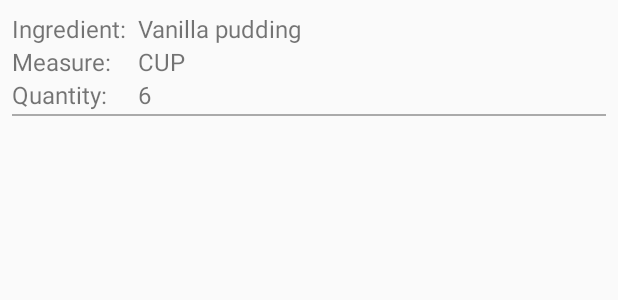
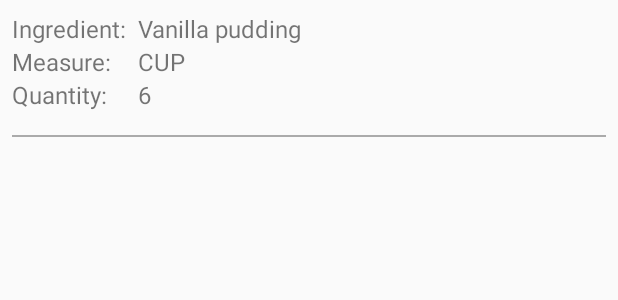
Before and after one commit to supryn/BakingApp, an Android app: the layout ingredient_list_item.xml on its own in the app's theme, with its tools: preview values and no code run, on a phone screen of 412 x 824 dp. Shown: the top 300 px of the screen. Run offline under Robolectric (Android 15) with nearby library versions, the phone set to English and light mode, and no system bars; network calls fail.

Commit message:
Added comments. Removed unused imports.

```diff
--- a/app/src/main/java/com/udacity/android/bakingapp/ui/BakingWidgetProvider.java
+++ b/app/src/main/java/com/udacity/android/bakingapp/ui/BakingWidgetProvider.java
@@ -17,7 +17,8 @@ import com.udacity.android.bakingapp.R;
 import com.udacity.android.bakingapp.ui.detail.StepDetailActivity;
 
 /**
- * Implementation of App Widget functionality.
+ * Implementation class for Baking Widget, displaying the individual steps for a Recipe.
+ *
  */
 public class BakingWidgetProvider extends AppWidgetProvider {
 
--- a/app/src/main/java/com/udacity/android/bakingapp/ui/main/MainActivity.java
+++ b/app/src/main/java/com/udacity/android/bakingapp/ui/main/MainActivity.java
@@ -5,7 +5,6 @@ import android.os.Bundle;
 import androidx.appcompat.app.AppCompatActivity;
 
 import com.udacity.android.bakingapp.R;
-import com.udacity.android.bakingapp.ui.BakingWidgetProvider;
 
 public class MainActivity extends AppCompatActivity {
 
--- a/app/src/main/res/layout/ingredient_list_item.xml
+++ b/app/src/main/res/layout/ingredient_list_item.xml
@@ -83,7 +83,7 @@
             android:id="@+id/view_divider"
             android:layout_width="match_parent"
             android:layout_height="1dp"
-            android:layout_marginTop="2dp"
+            android:layout_marginTop="16dp"
             app:layout_constraintLeft_toLeftOf="parent"
             app:layout_constraintRight_toRightOf="parent"
             app:layout_constraintTop_toBottomOf="@id/ingredient_quantity_label"
```
